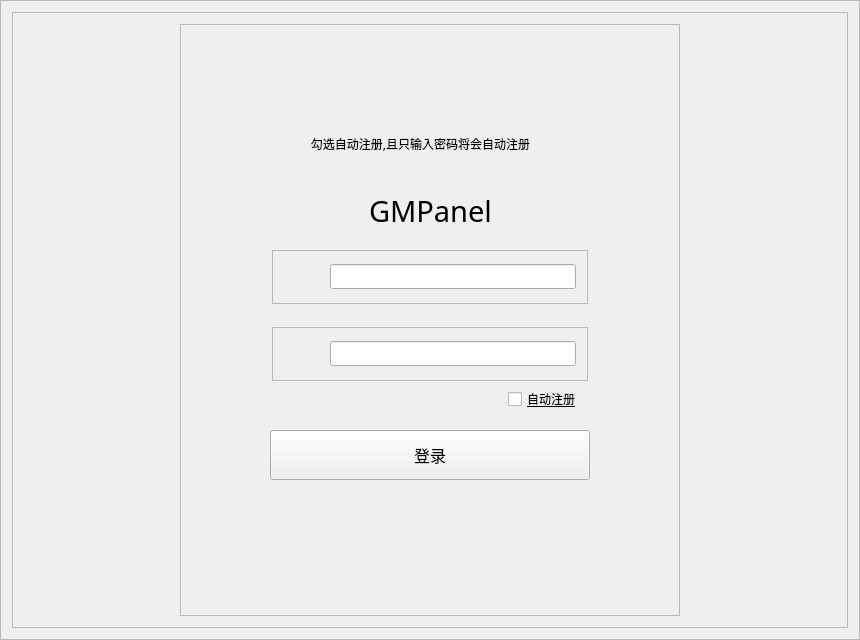
Qt form display_monitor/login.ui (yzfzzz/linux-monitor) before a commit.
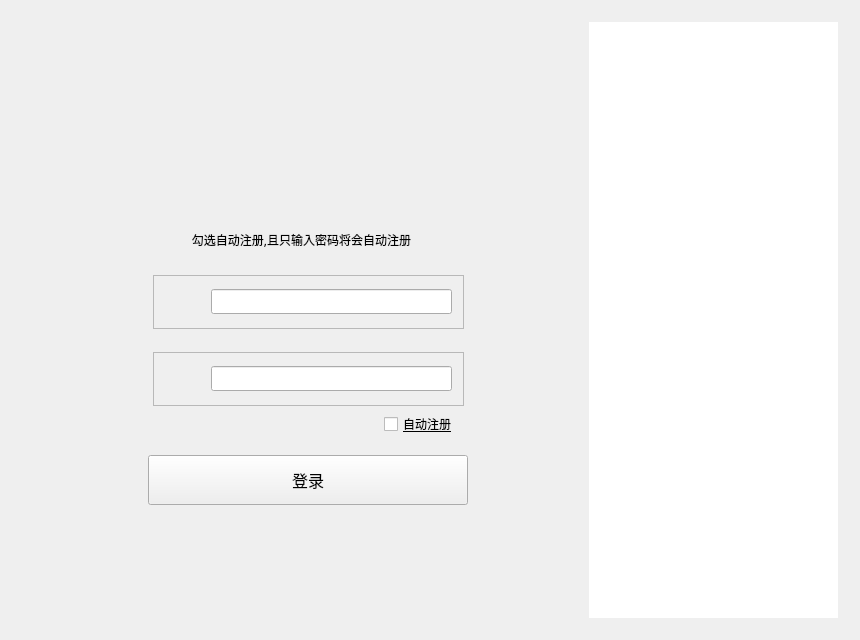
The same form after that commit.

What changed in the file:
```diff
--- a/display_monitor/login.ui
+++ b/display_monitor/login.ui
@@ -11,7 +11,7 @@
    </rect>
   </property>
   <property name="sizePolicy">
-   <sizepolicy hsizetype="Preferred" vsizetype="Preferred">
+   <sizepolicy hsizetype="Fixed" vsizetype="Fixed">
     <horstretch>0</horstretch>
     <verstretch>0</verstretch>
    </sizepolicy>
@@ -51,32 +51,20 @@
     <number>0</number>
    </property>
    <item row="0" column="0">
-    <widget class="QFrame" name="frame_background">
+    <widget class="QWidget" name="widget_background" native="true">
      <property name="sizePolicy">
       <sizepolicy hsizetype="MinimumExpanding" vsizetype="MinimumExpanding">
        <horstretch>0</horstretch>
        <verstretch>0</verstretch>
       </sizepolicy>
      </property>
-     <property name="frameShape">
-      <enum>QFrame::StyledPanel</enum>
-     </property>
-     <property name="frameShadow">
-      <enum>QFrame::Raised</enum>
-     </property>
      <layout class="QGridLayout" name="gridLayout_3">
       <item row="0" column="0">
        <layout class="QVBoxLayout" name="verticalLayout_1">
         <item>
          <layout class="QHBoxLayout" name="horizontalLayout_1">
           <item>
-           <widget class="QFrame" name="frame">
-            <property name="frameShape">
-             <enum>QFrame::StyledPanel</enum>
-            </property>
-            <property name="frameShadow">
-             <enum>QFrame::Raised</enum>
-            </property>
+           <widget class="QWidget" name="widget_main" native="true">
             <layout class="QGridLayout" name="gridLayout_2">
              <item row="0" column="0">
               <layout class="QHBoxLayout" name="horizontalLayout_8">
@@ -88,6 +76,9 @@
                  <property name="orientation">
                   <enum>Qt::Horizontal</enum>
                  </property>
+                 <property name="sizeType">
+                  <enum>QSizePolicy::Fixed</enum>
+                 </property>
                  <property name="sizeHint" stdset="0">
                   <size>
                    <width>40</width>
@@ -97,7 +88,7 @@
                 </spacer>
                </item>
                <item>
-                <widget class="QFrame" name="frame_login">
+                <widget class="QWidget" name="widget_login" native="true">
                  <property name="sizePolicy">
                   <sizepolicy hsizetype="Preferred" vsizetype="Preferred">
                    <horstretch>0</horstretch>
@@ -116,12 +107,6 @@
                    <height>600</height>
                   </size>
                  </property>
-                 <property name="frameShape">
-                  <enum>QFrame::StyledPanel</enum>
-                 </property>
-                 <property name="frameShadow">
-                  <enum>QFrame::Raised</enum>
-                 </property>
                  <layout class="QGridLayout" name="gridLayout_5">
                   <item row="0" column="0">
                    <spacer name="verticalSpacer_4">
@@ -151,6 +136,75 @@
                   </item>
                   <item row="1" column="0">
                    <layout class="QVBoxLayout" name="verticalLayout">
+                    <item>
+                     <layout class="QHBoxLayout" name="horizontalLayout">
+                      <item>
+                       <spacer name="horizontalSpacer">
+                        <property name="orientation">
+                         <enum>Qt::Horizontal</enum>
+                        </property>
+                        <property name="sizeHint" stdset="0">
+                         <size>
+                          <width>40</width>
+                          <height>20</height>
+                         </size>
+                        </property>
+                       </spacer>
+                      </item>
+                      <item>
+                       <widget class="QLabel" name="label_title">
+                        <property name="minimumSize">
+                         <size>
+                          <width>168</width>
+                          <height>90</height>
+                         </size>
+                        </property>
+                        <property name="maximumSize">
+                         <size>
+                          <width>168</width>
+                          <height>90</height>
+                         </size>
+                        </property>
+                        <property name="font">
+                         <font>
+                          <family>阿里巴巴普惠体 B</family>
+                          <pointsize>22</pointsize>
+                          <stylestrategy>PreferAntialias</stylestrategy>
+                         </font>
+                        </property>
+                        <property name="text">
+                         <string/>
+                        </property>
+                       </widget>
+                      </item>
+                      <item>
+                       <spacer name="horizontalSpacer_2">
+                        <property name="orientation">
+                         <enum>Qt::Horizontal</enum>
+                        </property>
+                        <property name="sizeHint" stdset="0">
+                         <size>
+                          <width>40</width>
+                          <height>20</height>
+                         </size>
+                        </property>
+                       </spacer>
+                      </item>
+                     </layout>
+                    </item>
+                    <item>
+                     <spacer name="verticalSpacer_2">
+                      <property name="orientation">
+                       <enum>Qt::Vertical</enum>
+                      </property>
+                      <property name="sizeHint" stdset="0">
+                       <size>
+                        <width>20</width>
+                        <height>25</height>
+                       </size>
+                      </property>
+                     </spacer>
+                    </item>
                     <item>
                      <layout class="QHBoxLayout" name="horizontalLayout_7">
                       <item>
@@ -244,63 +298,6 @@
                       </item>
                      </layout>
                     </item>
-                    <item>
-                     <spacer name="verticalSpacer_2">
-                      <property name="orientation">
-                       <enum>Qt::Vertical</enum>
-                      </property>
-                      <property name="sizeHint" stdset="0">
-                       <size>
-                        <width>20</width>
-                        <height>25</height>
-                       </size>
-                      </property>
-                     </spacer>
-                    </item>
-                    <item>
-                     <layout class="QHBoxLayout" name="horizontalLayout">
-                      <item>
-                       <spacer name="horizontalSpacer">
-                        <property name="orientation">
-                         <enum>Qt::Horizontal</enum>
-                        </property>
-                        <property name="sizeHint" stdset="0">
-                         <size>
-                          <width>40</width>
-                          <height>20</height>
-                         </size>
-                        </property>
-                       </spacer>
-                      </item>
-                      <item>
-                       <widget class="QLabel" name="label_title">
-                        <property name="font">
-                         <font>
-                          <family>阿里巴巴普惠体 B</family>
-                          <pointsize>22</pointsize>
-                          <stylestrategy>PreferAntialias</stylestrategy>
-                         </font>
-                        </property>
-                        <property name="text">
-                         <string>GMPanel</string>
-                        </property>
-                       </widget>
-                      </item>
-                      <item>
-                       <spacer name="horizontalSpacer_2">
-                        <property name="orientation">
-                         <enum>Qt::Horizontal</enum>
-                        </property>
-                        <property name="sizeHint" stdset="0">
-                         <size>
-                          <width>40</width>
-                          <height>20</height>
-                         </size>
-                        </property>
-                       </spacer>
-                      </item>
-                     </layout>
-                    </item>
                     <item>
                      <spacer name="verticalSpacer">
                       <property name="orientation">
@@ -715,6 +712,38 @@
                  </property>
                 </spacer>
                </item>
+               <item>
+                <widget class="QTextBrowser" name="textBrowser">
+                 <property name="sizePolicy">
+                  <sizepolicy hsizetype="Preferred" vsizetype="Preferred">
+                   <horstretch>0</horstretch>
+                   <verstretch>0</verstretch>
+                  </sizepolicy>
+                 </property>
+                 <property name="font">
+                  <font>
+                   <family>阿里巴巴普惠体 R</family>
+                   <stylestrategy>PreferAntialias</stylestrategy>
+                  </font>
+                 </property>
+                 <property name="cursor" stdset="0">
+                  <cursorShape>PointingHandCursor</cursorShape>
+                 </property>
+                 <property name="frameShape">
+                  <enum>QFrame::NoFrame</enum>
+                 </property>
+                 <property name="frameShadow">
+                  <enum>QFrame::Plain</enum>
+                 </property>
+                 <property name="html">
+                  <string>&lt;!DOCTYPE HTML PUBLIC &quot;-//W3C//DTD HTML 4.0//EN&quot; &quot;http://www.w3.org/TR/REC-html40/strict.dtd&quot;&gt;
+&lt;html&gt;&lt;head&gt;&lt;meta name=&quot;qrichtext&quot; content=&quot;1&quot; /&gt;&lt;style type=&quot;text/css&quot;&gt;
+p, li { white-space: pre-wrap; }
+&lt;/style&gt;&lt;/head&gt;&lt;body style=&quot; font-family:'阿里巴巴普惠体 R'; font-size:9pt; font-weight:400; font-style:normal;&quot;&gt;
+&lt;p style=&quot;-qt-paragraph-type:empty; margin-top:0px; margin-bottom:0px; margin-left:0px; margin-right:0px; -qt-block-indent:0; text-indent:0px;&quot;&gt;&lt;br /&gt;&lt;/p&gt;&lt;/body&gt;&lt;/html&gt;</string>
+                 </property>
+                </widget>
+               </item>
               </layout>
              </item>
             </layout>
```
Left out of the diff: 52 changed lines with no effect on the pictures.
